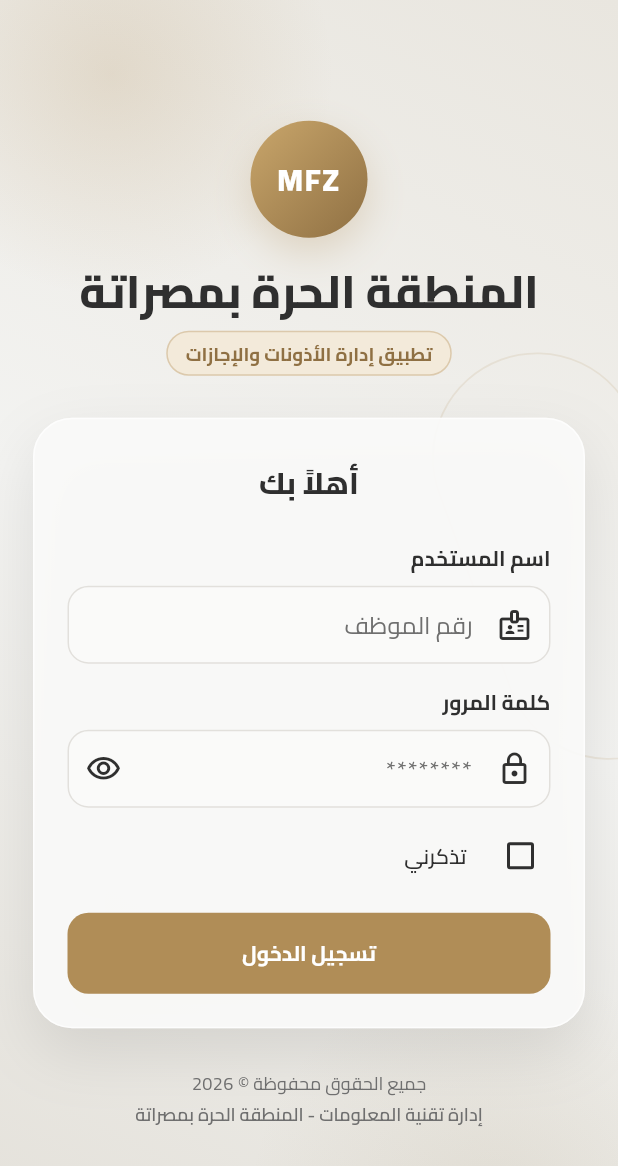
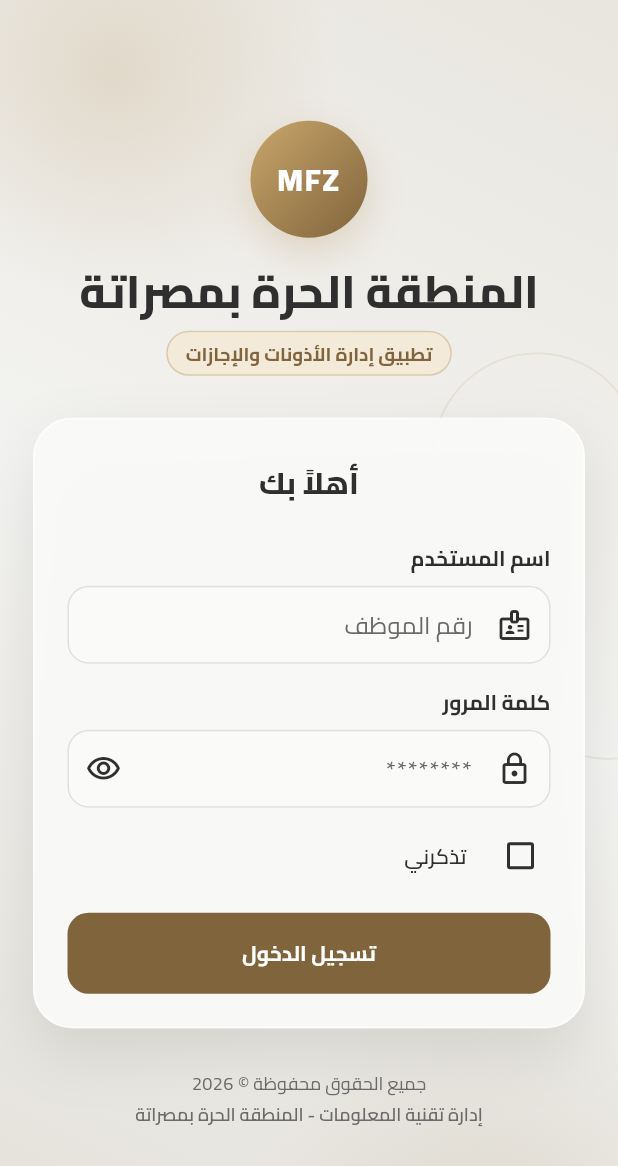
Before and after one commit to halimaElganduzMFZ/daftari_UI, a Flutter app: the screen it shows after launch, on a phone screen of 412 x 824 dp. Shown: the top 1166 px of the screen. Run offline on Flutter 3.47's test engine with Material 3 defaults, Android fonts, the phone set to English and light mode, and no system bars; our stand-ins replace file_picker, font_awesome_flutter, pdf, printing, shared_preferences; missing offline and left inert: dart:html, dart:ui_web; accounts and stored records are empty.

Commit message:
Make the gold palette and status pills meet WCAG AA text contrast
- Filled buttons and the ColorScheme primary (TextButton labels, the
  selected date in date pickers, spinners) use goldDeep, darkened from
  #8F7043 to #80643C. White button labels go from 3.1:1 to 5.5:1, and
  goldDeep text on the app background from 4.1:1 to 5.0:1.
- The status colours and slate are slightly darker, so every status
  pill reaches at least 4.6:1. The pending (warning) pill was 2.7:1.
- Selected chips use a slightly lighter gold (goldChip) with a charcoal
  checkmark, so their charcoal label reaches 4.6:1.
- color_contrast_test.dart checks the colour tokens, the resolved theme
  and every StatusPill tone against 4.5:1. It fails 15 of its 18 checks
  on the previous palette.

Co-authored-by: Cursor <cursoragent@cursor.com>

```diff
--- a/lib/core/theme/app_colors.dart
+++ b/lib/core/theme/app_colors.dart
@@ -11,8 +11,8 @@ abstract final class AppColors {
   /// رمادي داكن للعناوين.
   static const charcoal = Color(0xFF2F2F2F);
 
-  /// رمادي متوسط للنصوص الثانوية.
-  static const slate = Color(0xFF6F6F6F);
+  /// رمادي متوسط للنصوص الثانوية (4.5:1 على الخلفيات الفاتحة).
+  static const slate = Color(0xFF6A6A6A);
 
   /// خطوط فاصلة ناعمة.
   static const line = Color(0xFFE2E0DC);
@@ -20,14 +20,19 @@ abstract final class AppColors {
   /// ذهب هادئ (أساسي للتفاعل والتمييز).
   static const gold = Color(0xFFB08D57);
 
-  /// ذهب أعمق للعناوين/الحالات المحددة.
-  static const goldDeep = Color(0xFF8F7043);
+  /// ذهب أعمق للعناوين/الحالات المحددة وخلفية الأزرار الممتلئة: 4.5:1 كنص على
+  /// الخلفيات الفاتحة (ومنها [goldSoft])، وللنص الأبيض فوقه.
+  static const goldDeep = Color(0xFF80643C);
+
+  /// خلفية الشريحة المحددة: أفتح قليلاً من [gold] ليُقرأ عليها النص الداكن (4.5:1).
+  static const goldChip = Color(0xFFB4925F);
 
   /// لمسة ذهبية خفيفة للخلفيات.
   static const goldSoft = Color(0xFFF3EADA);
 
-  static const success = Color(0xFF4F7A5A);
-  static const warning = Color(0xFFB8860B);
-  static const danger = Color(0xFFA15C5C);
-  static const info = Color(0xFF5C738A);
+  // ألوان الحالات: 4.5:1 كنص على الخلفيات الفاتحة وعلى خلفيات شارات الحالة.
+  static const success = Color(0xFF4B7455);
+  static const warning = Color(0xFF876208);
+  static const danger = Color(0xFF975656);
+  static const info = Color(0xFF566C82);
 }
--- a/lib/core/theme/app_theme.dart
+++ b/lib/core/theme/app_theme.dart
@@ -11,7 +11,8 @@ abstract final class AppTheme {
       brightness: Brightness.light,
       fontFamily: family,
       colorScheme: const ColorScheme.light(
-        primary: AppColors.gold,
+        // نصوص TextButton واليوم المحدد في التقويم تأخذ primary، فيلزمه 4.5:1.
+        primary: AppColors.goldDeep,
         onPrimary: Colors.white,
         secondary: AppColors.charcoal,
         onSecondary: Colors.white,
@@ -65,7 +66,7 @@ abstract final class AppTheme {
       ),
       filledButtonTheme: FilledButtonThemeData(
         style: FilledButton.styleFrom(
-          backgroundColor: AppColors.gold,
+          backgroundColor: AppColors.goldDeep,
           foregroundColor: Colors.white,
           elevation: 0,
           textStyle: const TextStyle(
@@ -102,7 +103,8 @@ abstract final class AppTheme {
       dividerTheme: const DividerThemeData(color: AppColors.line, space: 1),
       chipTheme: ChipThemeData(
         backgroundColor: AppColors.goldSoft,
-        selectedColor: AppColors.gold,
+        selectedColor: AppColors.goldChip,
+        checkmarkColor: AppColors.charcoal,
         labelStyle: const TextStyle(
           fontFamily: family,
           color: AppColors.charcoal,
```
Also changed, not shown: 1 other file.
